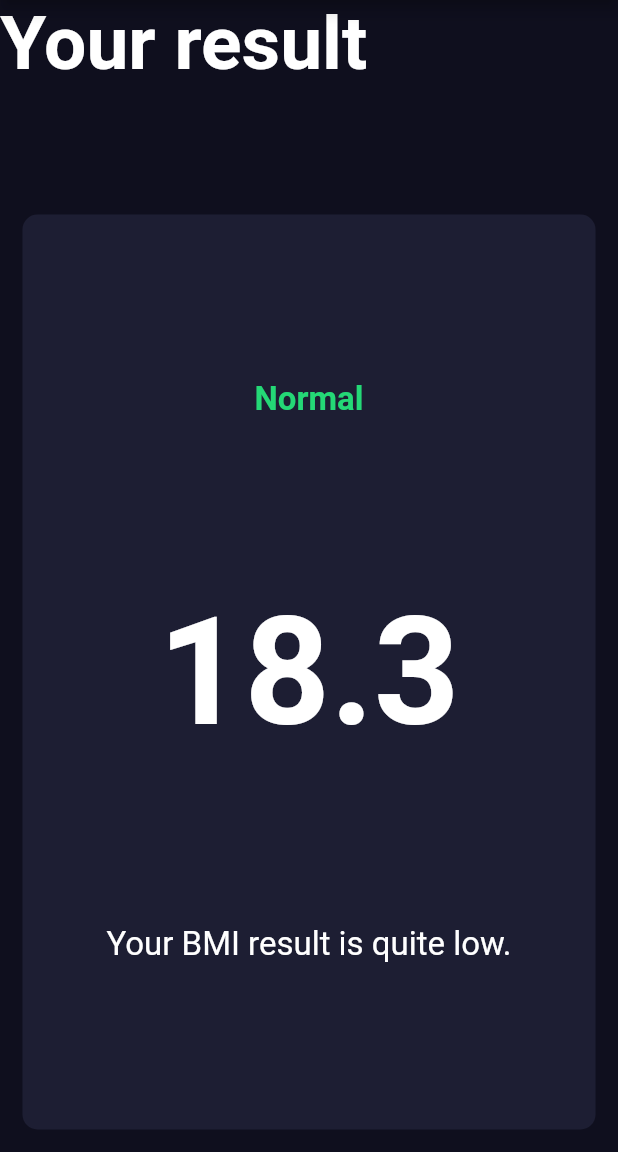
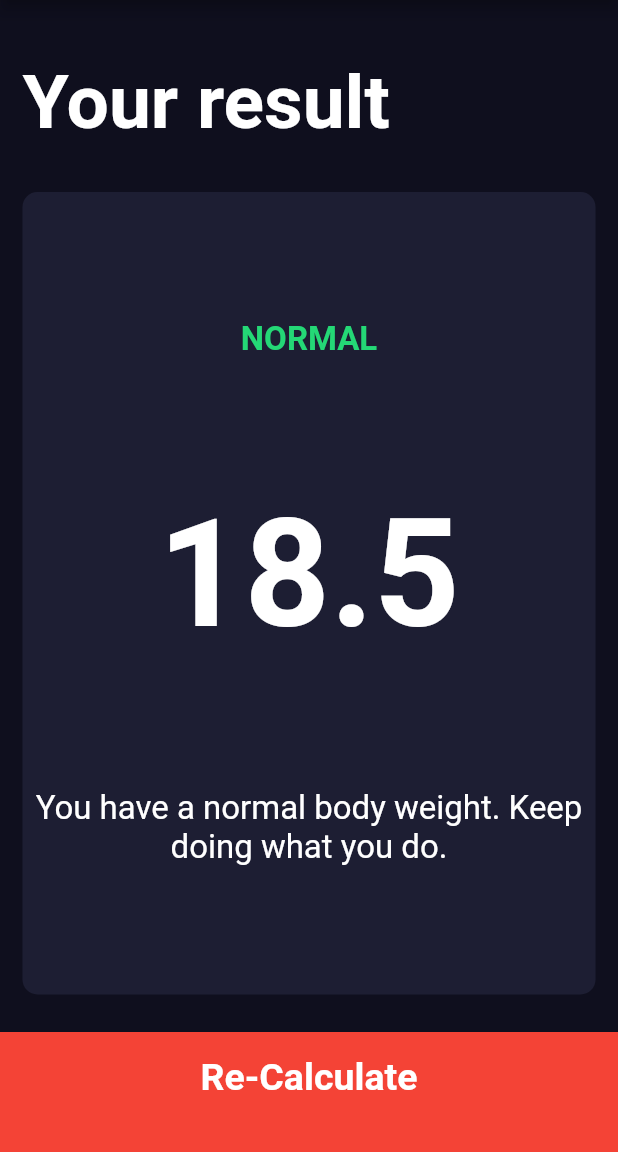
Before and after one commit to BOSSZEUS/bmi_calculator, a Flutter app: the screen it shows after launch, after a tap on "Calculate", on a phone screen of 412 x 824 dp, the part 84-1236 px from its top. Run offline on Flutter 3.47's test engine with Material 2 defaults, Android fonts, the phone set to English and light mode, and no system bars; our stand-ins replace font_awesome_flutter.

Commit message:
added calculator logic and finished project!

```diff
--- a/lib/InputPageComponents/input_page.dart
+++ b/lib/InputPageComponents/input_page.dart
@@ -6,6 +6,7 @@ import 'IconContentWidget.dart';
 import 'package:bmi_calculator/constants.dart';
 import 'reusable_button.dart';
 import '../resultsPage/bottom_button.dart';
+import 'package:bmi_calculator/calculator_brain.dart';
 
 //enum created so we can use a ternary operator
 enum Gender { male, female }
@@ -198,10 +199,17 @@ class _InputPageState extends State<InputPage> {
             BottomButton(
               buttonTitle: 'Calculate',
               onTap: () {
+                CalculatorBrain calc =
+                    CalculatorBrain(height: height, weight: weight);
+
                 Navigator.push(
                   context,
                   MaterialPageRoute(
-                    builder: (context) => ResultsPage(),
+                    builder: (context) => ResultsPage(
+                      bmiResults: calc.calculateBMI(),
+                      resultText: calc.getResults(),
+                      interpretation: calc.getInterpretation(),
+                    ),
                   ),
                 );
               },
--- /dev/null
+++ b/lib/calculator_brain.dart
@@ -0,0 +1,34 @@
+import 'dart:math';
+
+class CalculatorBrain {
+  CalculatorBrain({this.height, this.weight}) {
+    _bmi = weight / pow(height / 100, 2);
+  }
+
+  final int height;
+  final int weight;
+
+  double _bmi;
+
+  String calculateBMI() {
+    return _bmi.toStringAsFixed(1);
+  }
+
+  String getResults() {
+    if (_bmi >= 25) {
+      return 'Overweight';
+    } else if (_bmi > 18.5) {
+      return 'Normal';
+    } else
+      return 'Underweight';
+  }
+
+  String getInterpretation() {
+    if (_bmi >= 25) {
+      return 'You have higher than normal body weight. Try Creating an exercise plan';
+    } else if (_bmi > 18.5) {
+      return 'You have a normal body weight. Keep doing what you do.';
+    } else
+      return 'You have a lower than normal body weight. Try creating a nutrition plan';
+  }
+}
--- a/lib/resultsPage/results_page.dart
+++ b/lib/resultsPage/results_page.dart
@@ -1,8 +1,17 @@
+import 'package:bmi_calculator/resultsPage/bottom_button.dart';
 import 'package:flutter/material.dart';
 import 'package:bmi_calculator/constants.dart';
 import '../InputPageComponents/reusable_card.dart';
 
 class ResultsPage extends StatelessWidget {
+  ResultsPage(
+      {@required this.bmiResults,
+      @required this.interpretation,
+      @required this.resultText});
+
+  final String bmiResults;
+  final String resultText;
+  final String interpretation;
   @override
   Widget build(BuildContext context) {
     return Scaffold(
@@ -15,6 +24,8 @@ class ResultsPage extends StatelessWidget {
         children: [
           Expanded(
             child: Container(
+              padding: EdgeInsets.all(15),
+              alignment: Alignment.bottomLeft,
               child: Text(
                 'Your result',
                 style: KTitleTextStyle,
@@ -30,21 +41,27 @@ class ResultsPage extends StatelessWidget {
                 crossAxisAlignment: CrossAxisAlignment.center,
                 children: [
                   Text(
-                    'Normal',
+                    resultText.toUpperCase(),
                     style: KResultTextStyle,
                   ),
                   Text(
-                    '18.3',
+                    bmiResults,
                     style: KBMITextStyle,
                   ),
                   Text(
-                    'Your BMI result is quite low.',
+                    interpretation,
                     textAlign: TextAlign.center,
                     style: KBodyTextStyle,
                   )
                 ],
               ),
             ),
+          ),
+          BottomButton(
+            buttonTitle: 'Re-Calculate',
+            onTap: () {
+              Navigator.pop(context);
+            },
           )
         ],
       ),
```
